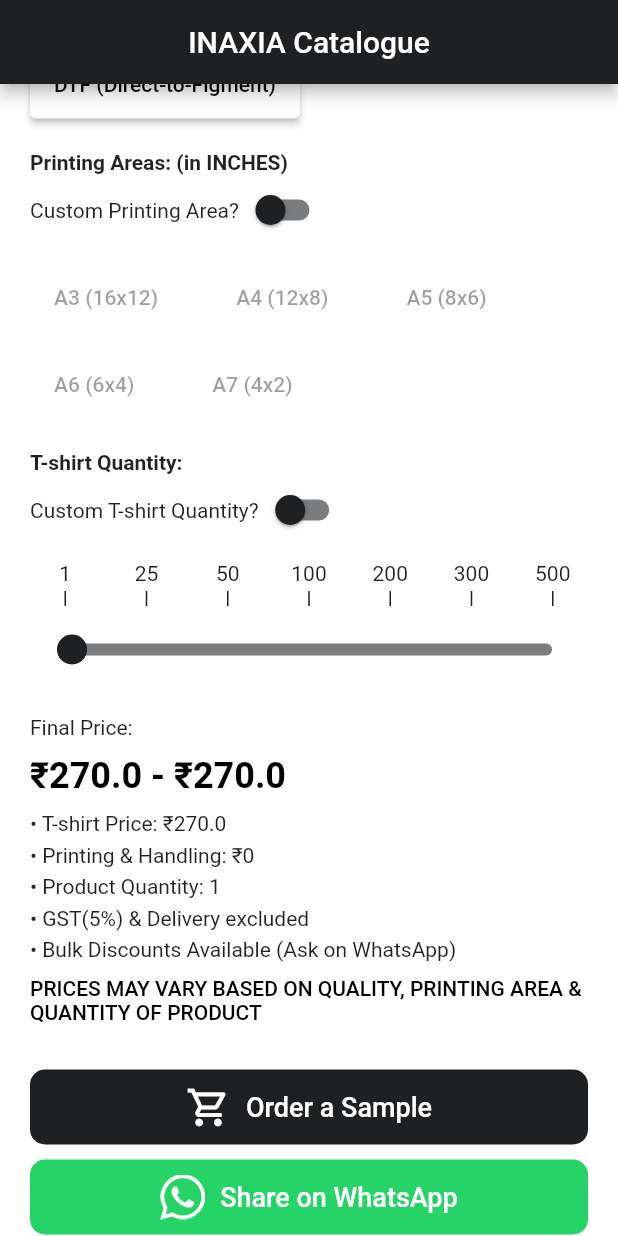
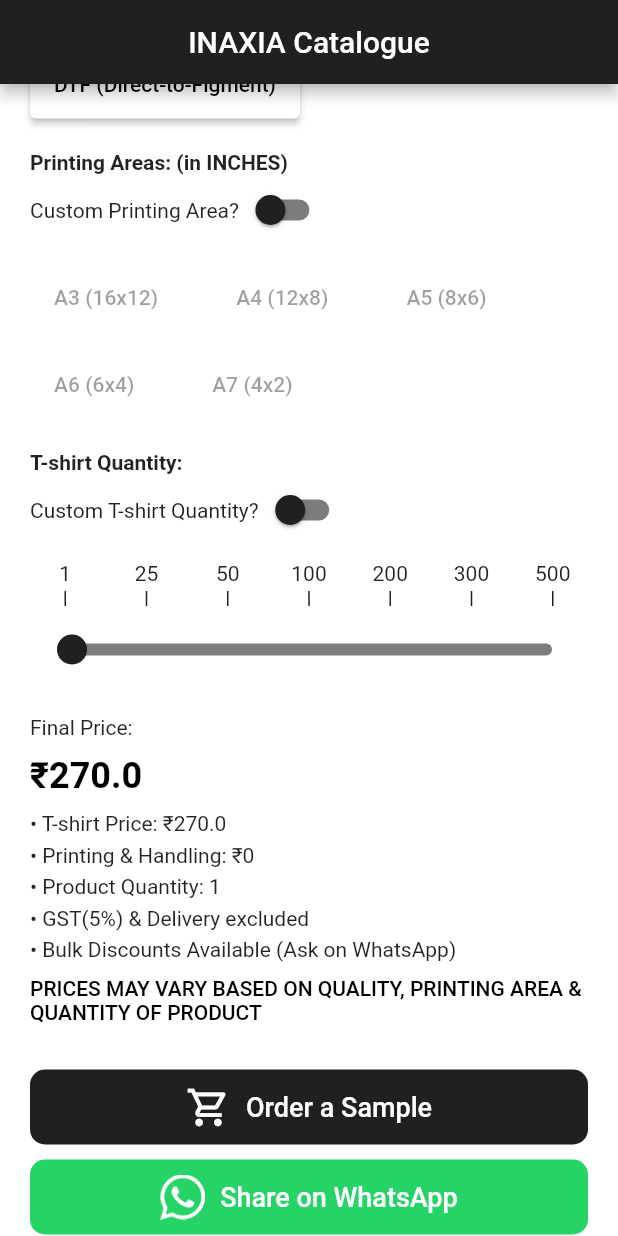
Before and after one commit to littleironical/Inaxia-web-dashboard, a Flutter app: the screen it shows after launch, scrolled down 1152 dp, on a phone screen of 412 x 824 dp. Run offline on Flutter 3.47's test engine with Material 2 defaults, Android fonts, the light colour scheme and no system bars; our stand-ins replace shimmer; network calls fail.

Commit message:
v1.1.0+10

```diff
--- a/lib/home/home_view.dart
+++ b/lib/home/home_view.dart
@@ -738,6 +738,8 @@
                   // PRINTING AREAS
                   _selectedPrintingArea = null;
                   _selectedPrintingAreaIndex = null;
+                  _printingAreaHeight = AppValueManager.v0;
+                  _printingAreaWidth = AppValueManager.v0;
                 });
 
                 // print(MediaQuery.of(context).size.width);
@@ -1251,7 +1253,8 @@
     return Column(
       crossAxisAlignment: CrossAxisAlignment.start,
       children: [
-        Row(
+        (_finalPriceMinimum != _finalPriceMaximum)
+            ? Row(
                 mainAxisAlignment: MainAxisAlignment.start,
                 crossAxisAlignment: CrossAxisAlignment.center,
                 children: [
@@ -1270,6 +1273,13 @@
                     ),
                   ),
                 ],
+              )
+            : Text(
+                '${StringsManager.pricingCurrency}$_finalPriceMinimum',
+                style: boldTextStyleManager(
+                  color: ColorsManager.black,
+                  fontSize: FontSizeManager.f24,
+                ),
               ),
         const SizedBox(height: AppWidgetHeightManager.sh10),
         Text(
@@ -1346,26 +1356,6 @@
     }
   }
 
-  // _setDiscountValue() {
-  //   if (_tshirtQuantityValue == 1) {
-  //     return AppValueManager.v0;
-  //   } else if (_tshirtQuantityValue == 25) {
-  //     return AppValueManager.v0;
-  //   } else if (_tshirtQuantityValue == 50) {
-  //     return AppValueManager.v5;
-  //   } else if (_tshirtQuantityValue == 100) {
-  //     return AppValueManager.v7;
-  //   } else if (_tshirtQuantityValue == 200) {
-  //     return AppValueManager.v9;
-  //   } else if (_tshirtQuantityValue == 300) {
-  //     return AppValueManager.v11;
-  //   } else if (_tshirtQuantityValue == 500) {
-  //     return AppValueManager.v13;
-  //   } else {
-  //     return AppValueManager.v0;
-  //   }
-  // }
-
   _orderASample() {
     return InkWell(
       onTap: () => _sendWhatsappMessage(
@@ -1383,10 +1373,12 @@
           children: [
             const SizedBox(
               height: AppWidgetHeightManager.sh30,
+              child: Center(
                 child: Icon(
                   IconsManager.orderASampleIcon,
                   size: AppWidgetHeightManager.sh30,
                   color: ColorsManager.white,
+                ),
               ),
             ),
             const SizedBox(width: AppWidgetWidthManager.sw10),
@@ -1437,7 +1429,6 @@
   }
 
   Future _sendWhatsappMessage(String whatsAppMessage) async {
-    // const String whatsappNumber = '919540460273'; // NISHANT'S NUMBER
     const String whatsappNumber =
         '919319289478'; // INAXIA OFFICIAL WHATSAPP NUMBER
     String message = whatsAppMessage;
--- a/pubspec.yaml
+++ b/pubspec.yaml
@@ -16,7 +16,7 @@
 # https://developer.apple.com/library/archive/documentation/General/Reference/InfoPlistKeyReference/Articles/CoreFoundationKeys.html
 # In Windows, build-name is used as the major, minor, and patch parts
 # of the product and file versions while build-number is used as the build suffix.
-version: 1.0.8+9 # VERSION - SHIMMER EFFECT + REFRESH INDICATOR + BUG FIXES
+version: 1.1.0+10 # VERSION - ORDER A SAMPLE BUTTON + CUSTOM T-SHIRT QUANTITY + PRICE RANGE + SHIMMER EFFECT + REFRESH INDICATOR + BUG FIXES
 
 environment:
   sdk: '>=3.0.5 <4.0.0'
```
Also changed, not shown: 1 other file. Lines whose indentation alone changed are shown as unchanged.
